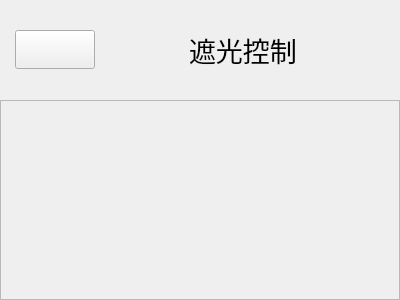
breaveSun/central_control, file ctrllistpage.ui: the form before one commit.
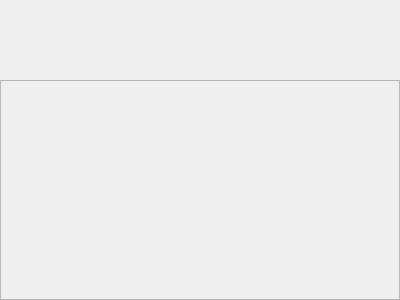
The form after the commit. Icons and pictures are not drawn. Custom widgets are drawn as their Qt base class.

```diff
--- a/ctrllistpage.ui
+++ b/ctrllistpage.ui
@@ -21,7 +21,7 @@
   </property>
   <layout class="QVBoxLayout" name="verticalLayout_2">
    <property name="spacing">
-    <number>0</number>
+    <number>20</number>
    </property>
    <property name="leftMargin">
     <number>0</number>
@@ -36,9 +36,9 @@
     <number>0</number>
    </property>
    <item>
-    <widget class="QWidget" name="widget" native="true">
+    <widget class="pageHead" name="title" native="true">
      <property name="sizePolicy">
-      <sizepolicy hsizetype="Maximum" vsizetype="Maximum">
+      <sizepolicy hsizetype="Expanding" vsizetype="Maximum">
        <horstretch>0</horstretch>
        <verstretch>0</verstretch>
       </sizepolicy>
@@ -57,87 +57,17 @@
      </property>
      <layout class="QHBoxLayout" name="horizontalLayout">
       <property name="leftMargin">
-       <number>15</number>
+       <number>30</number>
       </property>
       <property name="topMargin">
        <number>30</number>
       </property>
       <property name="rightMargin">
-       <number>15</number>
+       <number>30</number>
       </property>
       <property name="bottomMargin">
        <number>30</number>
       </property>
-      <item>
-       <widget class="QPushButton" name="ctrlListpageBack">
-        <property name="sizePolicy">
-         <sizepolicy hsizetype="Maximum" vsizetype="Maximum">
-          <horstretch>0</horstretch>
-          <verstretch>0</verstretch>
-         </sizepolicy>
-        </property>
-        <property name="font">
-         <font>
-          <pointsize>20</pointsize>
-         </font>
-        </property>
-        <property name="autoFillBackground">
-         <bool>false</bool>
-        </property>
-        <property name="text">
-         <string/>
-        </property>
-        <property name="icon">
-         <iconset resource="resource.qrc">
-          <normaloff>:/style.qss</normaloff>
-          <normalon>:/icon/return.png</normalon>:/style.qss</iconset>
-        </property>
-        <property name="checkable">
-         <bool>true</bool>
-        </property>
-       </widget>
-      </item>
-      <item>
-       <spacer name="horizontalSpacer">
-        <property name="orientation">
-         <enum>Qt::Horizontal</enum>
-        </property>
-        <property name="sizeHint" stdset="0">
-         <size>
-          <width>220</width>
-          <height>20</height>
-         </size>
-        </property>
-       </spacer>
-      </item>
-      <item>
-       <widget class="QLabel" name="titleLabel">
-        <property name="font">
-         <font>
-          <pointsize>20</pointsize>
-         </font>
-        </property>
-        <property name="text">
-         <string>遮光控制</string>
-        </property>
-        <property name="margin">
-         <number>0</number>
-        </property>
-       </widget>
-      </item>
-      <item>
-       <spacer name="horizontalSpacer_2">
-        <property name="orientation">
-         <enum>Qt::Horizontal</enum>
-        </property>
-        <property name="sizeHint" stdset="0">
-         <size>
-          <width>220</width>
-          <height>20</height>
-         </size>
-        </property>
-       </spacer>
-      </item>
      </layout>
     </widget>
    </item>
@@ -223,16 +153,16 @@
       </property>
       <layout class="QVBoxLayout" name="verticalLayout">
        <property name="spacing">
-        <number>10</number>
+        <number>20</number>
        </property>
        <property name="leftMargin">
-        <number>15</number>
+        <number>25</number>
        </property>
        <property name="topMargin">
         <number>0</number>
        </property>
        <property name="rightMargin">
-        <number>15</number>
+        <number>25</number>
        </property>
        <property name="bottomMargin">
         <number>0</number>
@@ -250,6 +180,12 @@
    <header>myscollarea.h</header>
    <container>1</container>
   </customwidget>
+  <customwidget>
+   <class>pageHead</class>
+   <extends>QWidget</extends>
+   <header>pagehead.h</header>
+   <container>1</container>
+  </customwidget>
  </customwidgets>
  <resources>
   <include location="resource.qrc"/>
```
Left out of the diff: 4 changed lines with no effect on the pictures.
